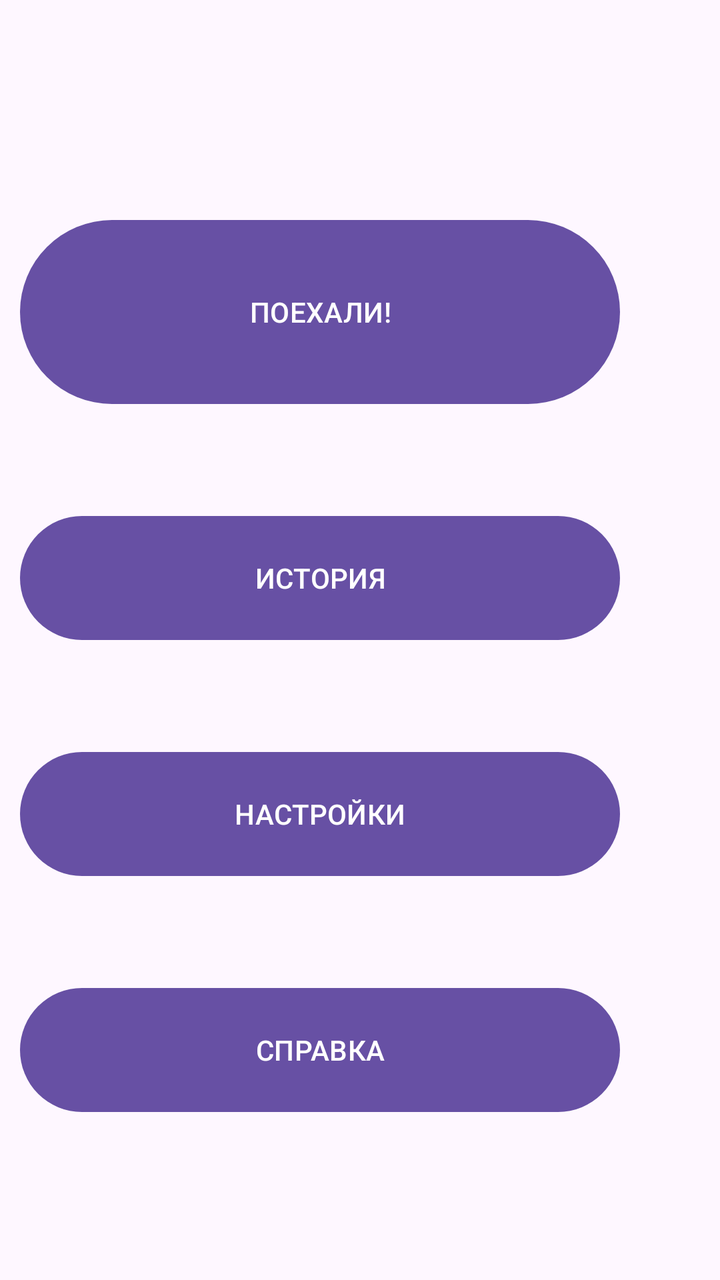
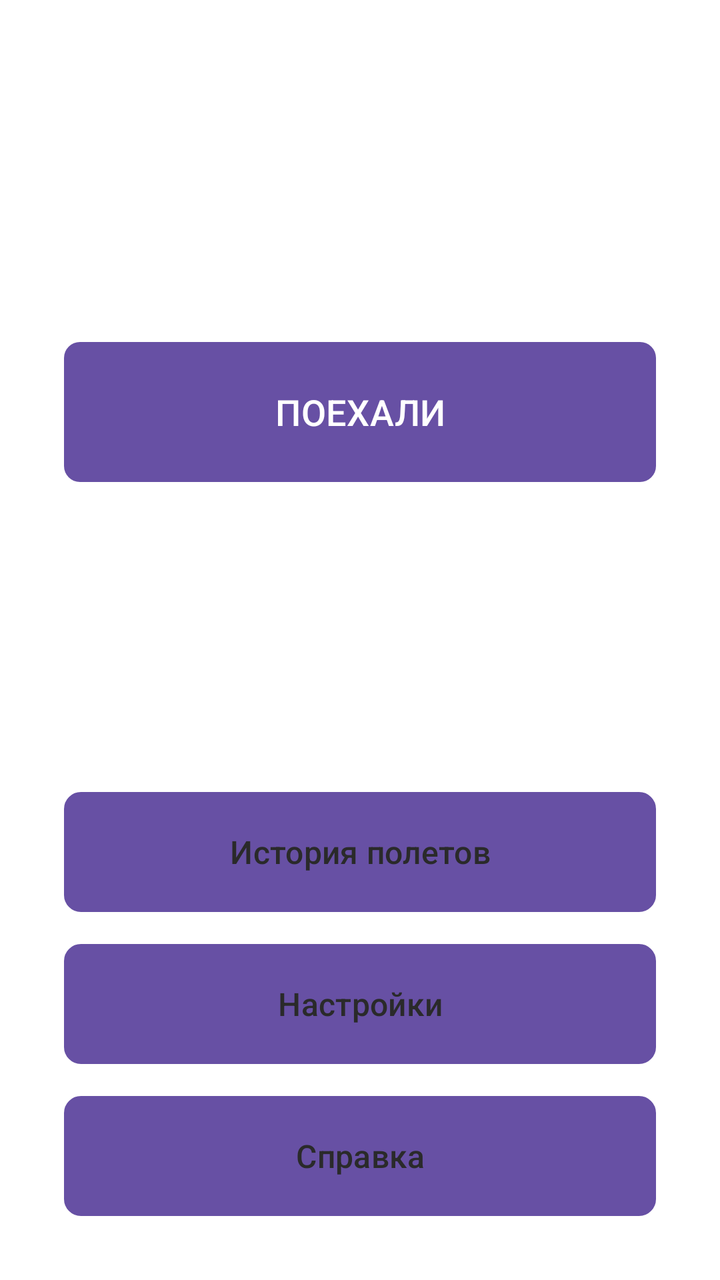

Compare the two renders of this Android layout. The source of the first and the diff that turns it into the second are given below.
<!-- AndroidManifest.xml: application theme Theme.Flight_information_calculator -->
<!-- res/layout/activity_main.xml -->
<?xml version="1.0" encoding="utf-8"?>
<androidx.constraintlayout.widget.ConstraintLayout xmlns:android="http://schemas.android.com/apk/res/android"
    xmlns:app="http://schemas.android.com/apk/res-auto"
    xmlns:tools="http://schemas.android.com/tools"
    android:id="@+id/main"
    android:layout_width="match_parent"
    android:layout_height="match_parent"
    tools:context=".MainActivity" >

    <Button
        android:id="@+id/buttonSettings"
        android:layout_width="300dp"
        android:layout_height="70dp"
        android:layout_marginStart="50dp"
        android:layout_marginEnd="50dp"
        android:layout_marginBottom="48dp"
        android:text="НАСТРОЙКИ"
        app:layout_constraintBottom_toTopOf="@+id/buttonInfo"
        app:layout_constraintEnd_toEndOf="parent"
        app:layout_constraintHorizontal_bias="1.0"
        app:layout_constraintStart_toStartOf="parent" />

    <Button
        android:id="@+id/buttonHistory"
        android:layout_width="300dp"
        android:layout_height="70dp"
        android:layout_marginStart="50dp"
        android:layout_marginEnd="50dp"
        android:layout_marginBottom="48dp"
        android:text="ИСТОРИЯ"
        app:layout_constraintBottom_toTopOf="@+id/buttonSettings"
        app:layout_constraintEnd_toEndOf="parent"
        app:layout_constraintHorizontal_bias="1.0"
        app:layout_constraintStart_toStartOf="parent" />

    <Button
        android:id="@+id/buttonGo"
        android:layout_width="300dp"
        android:layout_height="100dp"
        android:layout_marginStart="50dp"
        android:layout_marginEnd="50dp"
        android:layout_marginBottom="48dp"
        android:text="ПОЕХАЛИ!"
        app:layout_constraintBottom_toTopOf="@+id/buttonHistory"
        app:layout_constraintEnd_toEndOf="parent"
        app:layout_constraintHorizontal_bias="1.0"
        app:layout_constraintStart_toStartOf="parent" />

    <Button
        android:id="@+id/buttonInfo"
        android:layout_width="300dp"
        android:layout_height="70dp"
        android:layout_marginStart="50dp"
        android:layout_marginEnd="50dp"
        android:layout_marginBottom="80dp"
        android:text="СПРАВКА"
        app:layout_constraintBottom_toBottomOf="parent"
        app:layout_constraintEnd_toEndOf="parent"
        app:layout_constraintHorizontal_bias="1.0"
        app:layout_constraintStart_toStartOf="parent" />

</androidx.constraintlayout.widget.ConstraintLayout>
<!-- resources referenced by this layout -->
<resources>
  <style name="Theme.Flight_information_calculator" parent="Base.Theme.Flight_information_calculator" />
  <style name="Base.Theme.Flight_information_calculator" parent="Theme.Material3.DayNight.NoActionBar">
          
          
      </style>
</resources>

<!-- the commit's change to res/layout/activity_main.xml (unified diff, before → after) -->
@@ -1,62 +1,66 @@
 <?xml version="1.0" encoding="utf-8"?>
-<androidx.constraintlayout.widget.ConstraintLayout xmlns:android="http://schemas.android.com/apk/res/android"
+<androidx.constraintlayout.widget.ConstraintLayout
+    xmlns:android="http://schemas.android.com/apk/res/android"
     xmlns:app="http://schemas.android.com/apk/res-auto"
     xmlns:tools="http://schemas.android.com/tools"
-    android:id="@+id/main"
     android:layout_width="match_parent"
     android:layout_height="match_parent"
-    tools:context=".MainActivity" >
+    android:background="@android:color/white"
+    android:padding="32dp"
+    android:id="@+id/main"
+    tools:context=".MainActivity">
+
+    <Button
+        android:id="@+id/buttonGo"
+        android:layout_width="0dp"
+        android:layout_height="70dp"
+        android:layout_marginBottom="16dp"
+        android:background="@drawable/button_primary"
+        android:text="ПОЕХАЛИ"
+        android:textColor="@android:color/white"
+        android:textSize="18sp"
+        app:layout_constraintBottom_toTopOf="@+id/buttonHistory"
+        app:layout_constraintEnd_toEndOf="parent"
+        app:layout_constraintStart_toStartOf="parent"
+        app:layout_constraintTop_toTopOf="parent"
+        app:layout_constraintVertical_chainStyle="packed"/>
+
+    <Button
+        android:id="@+id/buttonHistory"
+        android:layout_width="0dp"
+        android:layout_height="60dp"
+        android:layout_marginBottom="16dp"
+        android:background="@drawable/button_secondary"
+        android:text="История полетов"
+        android:textColor="#2A2A2A"
+        android:textSize="16sp"
+        app:layout_constraintBottom_toTopOf="@+id/buttonSettings"
+        app:layout_constraintEnd_toEndOf="parent"
+        app:layout_constraintStart_toStartOf="parent"/>
 
     <Button
         android:id="@+id/buttonSettings"
-        android:layout_width="300dp"
-        android:layout_height="70dp"
-        android:layout_marginStart="50dp"
-        android:layout_marginEnd="50dp"
-        android:layout_marginBottom="48dp"
-        android:text="НАСТРОЙКИ"
+        android:layout_width="0dp"
+        android:layout_height="60dp"
+        android:layout_marginBottom="16dp"
+        android:background="@drawable/button_secondary"
+        android:text="Настройки"
+        android:textColor="#2A2A2A"
+        android:textSize="16sp"
         app:layout_constraintBottom_toTopOf="@+id/buttonInfo"
         app:layout_constraintEnd_toEndOf="parent"
-        app:layout_constraintHorizontal_bias="1.0"
-        app:layout_constraintStart_toStartOf="parent" />
-
-    <Button
-        android:id="@+id/buttonHistory"
-        android:layout_width="300dp"
-        android:layout_height="70dp"
-        android:layout_marginStart="50dp"
-        android:layout_marginEnd="50dp"
-        android:layout_marginBottom="48dp"
-        android:text="ИСТОРИЯ"
-        app:layout_constraintBottom_toTopOf="@+id/buttonSettings"
-        app:layout_constraintEnd_toEndOf="parent"
-        app:layout_constraintHorizontal_bias="1.0"
-        app:layout_constraintStart_toStartOf="parent" />
-
-    <Button
-        android:id="@+id/buttonGo"
-        android:layout_width="300dp"
-        android:layout_height="100dp"
-        android:layout_marginStart="50dp"
-        android:layout_marginEnd="50dp"
-        android:layout_marginBottom="48dp"
-        android:text="ПОЕХАЛИ!"
-        app:layout_constraintBottom_toTopOf="@+id/buttonHistory"
-        app:layout_constraintEnd_toEndOf="parent"
-        app:layout_constraintHorizontal_bias="1.0"
-        app:layout_constraintStart_toStartOf="parent" />
+        app:layout_constraintStart_toStartOf="parent"/>
 
     <Button
         android:id="@+id/buttonInfo"
-        android:layout_width="300dp"
-        android:layout_height="70dp"
-        android:layout_marginStart="50dp"
-        android:layout_marginEnd="50dp"
-        android:layout_marginBottom="80dp"
-        android:text="СПРАВКА"
+        android:layout_width="0dp"
+        android:layout_height="60dp"
+        android:background="@drawable/button_secondary"
+        android:text="Справка"
+        android:textColor="#2A2A2A"
+        android:textSize="16sp"
         app:layout_constraintBottom_toBottomOf="parent"
         app:layout_constraintEnd_toEndOf="parent"
-        app:layout_constraintHorizontal_bias="1.0"
-        app:layout_constraintStart_toStartOf="parent" />
+        app:layout_constraintStart_toStartOf="parent"/>
 
 </androidx.constraintlayout.widget.ConstraintLayout>
<!-- resource entries referenced after the edit -->
@@ -1,5 +1,18 @@
 <!-- resources referenced by this layout -->
 <resources>
+  <!-- drawable button_primary (drawable) -->
+  <?xml version="1.0" encoding="utf-8"?>
+  <shape xmlns:android="http://schemas.android.com/apk/res/android">
+      <corners android:radius="8dp"/>
+      <solid android:color="#4285F4"/>
+  </shape>
+  <!-- drawable button_secondary (drawable) -->
+  <?xml version="1.0" encoding="utf-8"?>
+  <shape xmlns:android="http://schemas.android.com/apk/res/android">
+      <corners android:radius="8dp"/>
+      <solid android:color="#F1F3F4"/>
+      <stroke android:width="1dp" android:color="#DADCE0"/>
+  </shape>
   <style name="Theme.Flight_information_calculator" parent="Base.Theme.Flight_information_calculator" />
   <style name="Base.Theme.Flight_information_calculator" parent="Theme.Material3.DayNight.NoActionBar">
           
